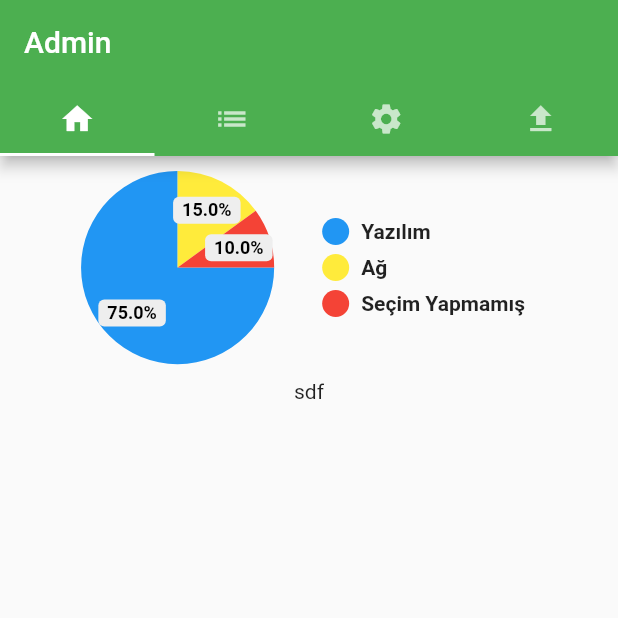
After one commit to ozdemirali/branch_select_app, a Flutter app: the screen it shows after launch, on a phone screen of 412 x 824 dp, the top half of it. The commit adds this screen. Run offline on Flutter 3.47's test engine with Material 2 defaults, Android fonts, the phone set to English and light mode, and no system bars; drawn by our look-alikes of pie_chart; our stand-ins replace dropdown_formfield, email_validator, mask_text_input_formatter.

Commit message:
Admin screen is created.

```diff
--- a/lib/main.dart
+++ b/lib/main.dart
@@ -1,3 +1,4 @@
+import 'package:branch_select_app/screens/admin.dart';
 import 'package:branch_select_app/screens/home.dart';
 import 'package:branch_select_app/screens/login.dart';
 import 'package:flutter/material.dart';
@@ -15,7 +16,7 @@ class MyApp extends StatelessWidget {
       theme: ThemeData(
         primarySwatch: Colors.green,
       ),
-      home:Home(),
+      home:Admin(),
     );
   }
 }
--- /dev/null
+++ b/lib/screens/admin.dart
@@ -0,0 +1,65 @@
+import 'package:branch_select_app/widgets/choicesMade.dart';
+import 'package:flutter/material.dart';
+
+class Admin extends StatefulWidget{
+  @override
+  State<StatefulWidget> createState() {
+    // TODO: implement createState
+    return AdminState();
+  }
+}
+
+class AdminState extends State<Admin> with SingleTickerProviderStateMixin {
+  static const List<Tab> myTabs = <Tab>[
+    Tab(icon: Icon(Icons.home)),
+    Tab(icon: Icon(Icons.list),),
+    Tab(icon:Icon(Icons.settings)),
+    Tab(icon: Icon(Icons.file_upload),),
+  ];
+  late TabController _tabController;
+
+  @override
+  void initState() {
+    // TODO: implement initState
+    super.initState();
+    _tabController = new TabController(length: myTabs.length,initialIndex: 0,vsync: this);
+  }
+
+  @override
+  void dispose() {
+    _tabController.dispose();
+    super.dispose();
+  }
+
+
+  @override
+  Widget build(BuildContext context) {
+    // TODO: implement build
+    return Scaffold(
+      resizeToAvoidBottomInset: false,
+      appBar: AppBar(
+        title: Text("Admin"),
+        bottom: TabBar(
+          controller: _tabController,
+          indicatorColor: Colors.white,
+          tabs: myTabs,
+        ),
+        actions: [
+          TextButton(
+              style:TextButton.styleFrom(textStyle: TextStyle(fontSize: 20)) ,
+              onPressed: (){print("Çıkış");},
+              child: Text("Çıkış"))
+        ],
+      ),
+      body: TabBarView(
+        controller: _tabController,
+        children: [
+          ChoicesMade(),
+          Text("Anlık Dal Sayıları"),
+          Text("Okul Bİligileri"),
+          Text("Öğrenci Bilgileri Yükle"),
+        ],
+      ),
+    );
+  }
+}
--- /dev/null
+++ b/lib/widgets/choicesMade.dart
@@ -0,0 +1,70 @@
+import 'package:flutter/cupertino.dart';
+import 'package:flutter/material.dart';
+import 'package:pie_chart/pie_chart.dart';
+
+class ChoicesMade extends StatefulWidget{
+  @override
+  State<StatefulWidget> createState() {
+    // TODO: implement createState
+    return ChoicesMadeState();
+  }
+
+}
+
+class ChoicesMadeState extends State<ChoicesMade> {
+
+  Map<String, double> dataMap = {
+    "Yazılım": 15,
+    "Ağ": 3,
+    "Seçim Yapmamış":2
+  };
+  List<Color> colorList = [
+    Colors.blue,
+    Colors.yellow,
+    Colors.red,
+  ];
+   List<String> item=["A","B","C","D","E","F"];
+
+  @override
+  Widget build(BuildContext context) {
+    // TODO: implement build
+    return Column(
+      children: [
+        Container(
+          padding: EdgeInsets.fromLTRB(0, 2, 0, 0),
+          child: PieChart(
+            dataMap: dataMap,
+            animationDuration: Duration(milliseconds: 800),
+            chartLegendSpacing: 32,
+            chartRadius: MediaQuery.of(context).size.width / 3.2,
+            colorList: colorList,
+            initialAngleInDegree: 0,
+            chartType: ChartType.disc,
+            ringStrokeWidth: 32,
+            centerText: "",
+            legendOptions: LegendOptions(
+              showLegendsInRow: false,
+              legendPosition: LegendPosition.right,
+              showLegends: true,
+              //legendShape: ,
+              legendTextStyle: TextStyle(
+                fontWeight: FontWeight.bold,
+              ),
+            ),
+            chartValuesOptions: ChartValuesOptions(
+              showChartValueBackground: true,
+              showChartValues: true,
+              showChartValuesInPercentage: true,
+              showChartValuesOutside: false,
+              decimalPlaces: 1,
+            ),
+          ),
+        ),
+        Container(
+          padding: EdgeInsets.fromLTRB(0, 2, 0, 0),
+          child:Text("sdf"),
+        ),
+
+      ]);
+  }
+}
--- a/pubspec.yaml
+++ b/pubspec.yaml
@@ -25,6 +25,7 @@ dependencies:
     sdk: flutter
   dropdown_formfield: ^0.1.3
   email_validator: "0.1.4"
+  pie_chart: ^5.0.0
 
 
   # The following adds the Cupertino Icons font to your application.
```
Also changed, not shown: pubspec.lock.
